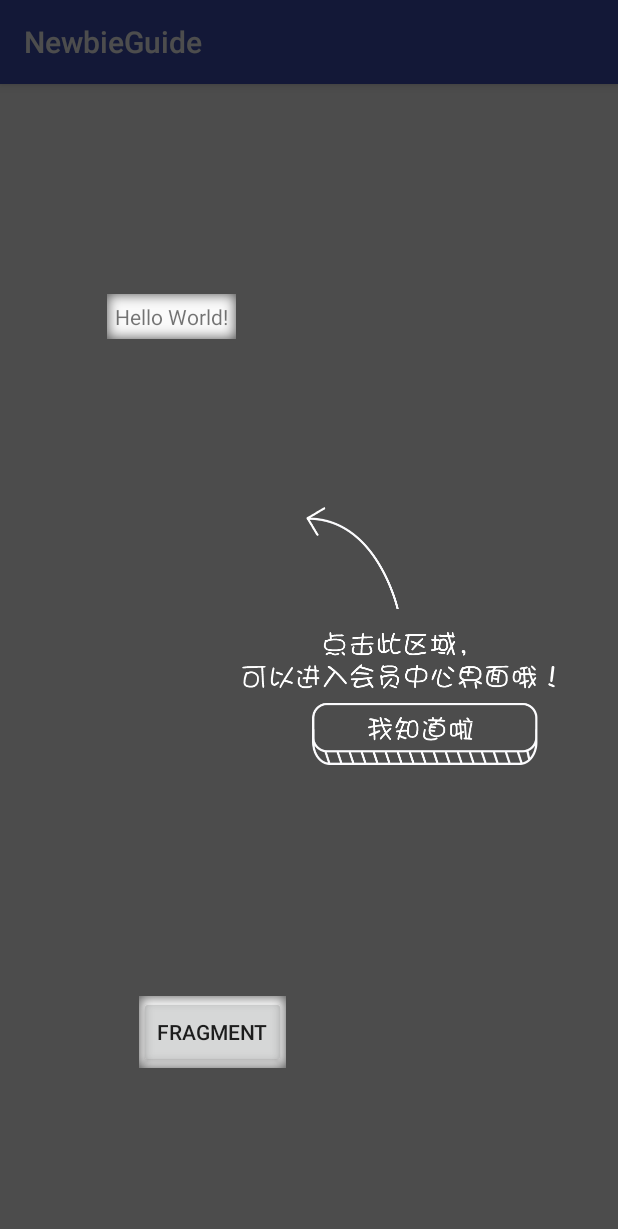
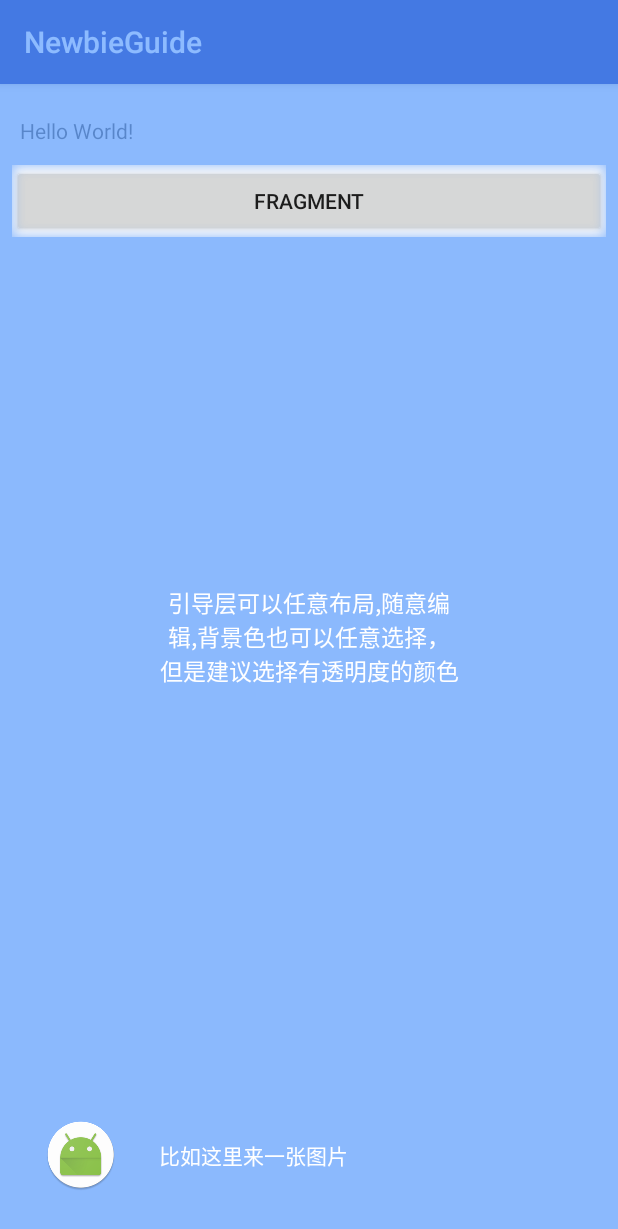
Before and after one commit to huburt-Hu/NewbieGuide, an Android app: the screen it shows after launch (MainActivity), on a phone screen of 412 x 824 dp. Shown: the top 1229 px of the screen. Run offline under Robolectric (Android 15) with nearby library versions, the phone set to English and light mode, and no system bars.

Commit message:
优化监听fargment，新增全屏展示设置

```diff
--- a/app/src/main/java/com/app/hubert/newbieguide/MainActivity.java
+++ b/app/src/main/java/com/app/hubert/newbieguide/MainActivity.java
@@ -1,5 +1,6 @@
 package com.app.hubert.newbieguide;
 
+import android.graphics.Color;
 import android.os.Bundle;
 import android.support.v7.app.AppCompatActivity;
 import android.view.View;
@@ -32,9 +33,9 @@ public class MainActivity extends AppCompatActivity {
 
         NewbieGuide.with(this)//传入activity
                 .setLabel("guide1")//设置引导层标示，必传！否则报错
-                .addHighLight(textView, HighLight.Type.RECTANGLE)//添加需要高亮的view
-                .addHighLight(button)
-                .setLayoutRes(R.layout.view_guide)//自定义的提示layout，不要添加背景色，引导层背景色通过setBackgroundColor()设置
+                .addHighLight(button)//添加需要高亮的view
+                .setLayoutRes(R.layout.view_guide_custom)//自定义的提示layout，不要添加背景色，引导层背景色通过setBackgroundColor()设置
+                .setBackgroundColor(getResources().getColor(R.color.testColor))
                 .alwaysShow(true)//总是显示
                 .show();//直接显示引导层
 
--- a/app/src/main/res/layout/activity_main.xml
+++ b/app/src/main/res/layout/activity_main.xml
@@ -8,26 +8,28 @@
 
     <TextView
         android:id="@+id/tv"
-        android:layout_width="wrap_content"
+        android:layout_width="match_parent"
         android:layout_height="wrap_content"
+        android:layout_marginEnd="8dp"
+        android:layout_marginStart="8dp"
+        android:layout_marginTop="16dp"
+        android:padding="5dp"
         android:text="Hello World!"
-        android:padding="5dp"
-        app:layout_constraintBottom_toBottomOf="parent"
-        app:layout_constraintLeft_toLeftOf="parent"
-        app:layout_constraintRight_toRightOf="parent"
-        app:layout_constraintTop_toTopOf="parent"
-        app:layout_constraintHorizontal_bias="0.218"
-        app:layout_constraintVertical_bias="0.19" />
-
+        app:layout_constraintEnd_toEndOf="parent"
+        app:layout_constraintHorizontal_bias="0.0"
+        app:layout_constraintStart_toStartOf="parent"
+        app:layout_constraintTop_toTopOf="parent" />
 
     <Button
         android:id="@+id/btn"
+        android:layout_width="match_parent"
+        android:layout_height="wrap_content"
+        android:layout_marginEnd="8dp"
+        android:layout_marginStart="8dp"
+        android:layout_marginTop="8dp"
         android:text="fragment"
-        android:layout_width="wrap_content"
-        android:layout_height="wrap_content"
-        app:layout_constraintBottom_toBottomOf="parent"
-        android:layout_marginBottom="112dp"
-        android:layout_marginRight="221dp"
-        app:layout_constraintRight_toRightOf="parent" />
+        app:layout_constraintEnd_toEndOf="parent"
+        app:layout_constraintStart_toStartOf="parent"
+        app:layout_constraintTop_toBottomOf="@+id/tv" />
 
 </android.support.constraint.ConstraintLayout>
--- /dev/null
+++ b/app/src/main/res/layout/view_guide_custom.xml
@@ -0,0 +1,37 @@
+<?xml version="1.0" encoding="utf-8"?>
+<RelativeLayout xmlns:android="http://schemas.android.com/apk/res/android"
+    android:layout_width="match_parent"
+    xmlns:tools="http://schemas.android.com/tools"
+    tools:background="@android:color/black"
+    android:layout_height="match_parent">
+
+    <TextView
+        android:text="引导层可以任意布局,随意编辑,背景色也可以任意选择，但是建议选择有透明度的颜色"
+        android:gravity="center"
+        android:maxWidth="200dp"
+        android:textSize="15sp"
+        android:layout_centerInParent="true"
+        android:textColor="@android:color/white"
+        android:layout_width="wrap_content"
+        android:layout_height="wrap_content"
+        android:id="@+id/textView" />
+
+    <ImageView
+        android:id="@+id/iv"
+        android:src="@mipmap/ic_launcher_round"
+        android:layout_alignParentBottom="true"
+        android:layout_marginBottom="30dp"
+        android:layout_marginLeft="30dp"
+        android:layout_width="wrap_content"
+        android:layout_height="wrap_content" />
+
+    <TextView
+        android:layout_width="wrap_content"
+        android:layout_height="wrap_content"
+        android:layout_alignBottom="@+id/iv"
+        android:layout_alignLeft="@+id/textView"
+        android:layout_alignStart="@+id/textView"
+        android:layout_marginBottom="13dp"
+        android:text="比如这里来一张图片"
+        android:textColor="@android:color/white" />
+</RelativeLayout>
--- a/app/src/main/res/values/colors.xml
+++ b/app/src/main/res/values/colors.xml
@@ -3,4 +3,7 @@
     <color name="colorPrimary">#3F51B5</color>
     <color name="colorPrimaryDark">#303F9F</color>
     <color name="colorAccent">#FF4081</color>
+
+
+    <color name="testColor">#9e4891ff</color>
 </resources>
--- a/library/src/main/java/com/app/hubert/library/Builder.java
+++ b/library/src/main/java/com/app/hubert/library/Builder.java
@@ -20,6 +20,7 @@ public class Builder {
     private boolean alwaysShow;
     private int layoutResId;
     private int[] viewIds;
+    private boolean fullScreen;
 
     public Builder(Activity activity) {
         this.activity = activity;
@@ -128,6 +129,14 @@ public class Builder {
     }
 
     /**
+     * 是否全屏显示，即是否包含状态栏
+     */
+    public Builder fullScreem(boolean isFullScreen) {
+        this.fullScreen = isFullScreen;
+        return this;
+    }
+
+    /**
      * 构建引导层controller
      *
      * @return controller
@@ -196,4 +205,8 @@ public class Builder {
     android.support.v4.app.Fragment getV4Fragment() {
         return v4Fragment;
     }
+
+    public boolean isFullScreen() {
+        return fullScreen;
+    }
 }
--- a/library/src/main/java/com/app/hubert/library/Controller.java
+++ b/library/src/main/java/com/app/hubert/library/Controller.java
@@ -38,6 +38,7 @@ public class Controller {
     private boolean alwaysShow;
     private int layoutResId;
     private int[] viewIds;
+    private boolean fullScreen;
 
     private FrameLayout mParentView;
     private GuideLayout guideLayout;
@@ -55,6 +56,7 @@ public class Controller {
         this.alwaysShow = builder.isAlwaysShow();
         this.layoutResId = builder.getLayoutResId();
         this.viewIds = builder.getViewIds();
+        this.fullScreen = builder.isFullScreen();
 
         mParentView = (FrameLayout) activity.getWindow().getDecorView();
         sp = activity.getSharedPreferences(NewbieGuide.TAG, Activity.MODE_PRIVATE);
@@ -80,7 +82,9 @@ public class Controller {
         if (layoutResId != 0) {
             View view = LayoutInflater.from(activity).inflate(layoutResId, guideLayout, false);
             RelativeLayout.LayoutParams params = new RelativeLayout.LayoutParams(ViewGroup.LayoutParams.MATCH_PARENT, ViewGroup.LayoutParams.MATCH_PARENT);
-            params.topMargin = ScreenUtils.getStatusBarHeight(activity);
+            if (!fullScreen) {
+                params.topMargin = ScreenUtils.getStatusBarHeight(activity);
+            }
             params.bottomMargin = ScreenUtils.getNavigationBarHeight(activity);
             if (viewIds != null) {
                 for (int viewId : viewIds) {
```
Also changed, not shown: 5 other files.
